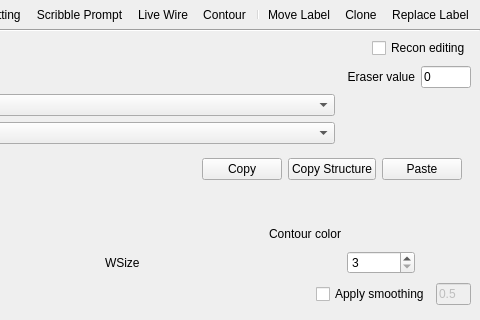
Above: freeview/ToolWindowEdit.ui from matheus-rech/freesurfer before the change; both pictures show x 331 to 811 and y 0 to 320 of the 811 by 1004 pixel window. Below: the same form after it.
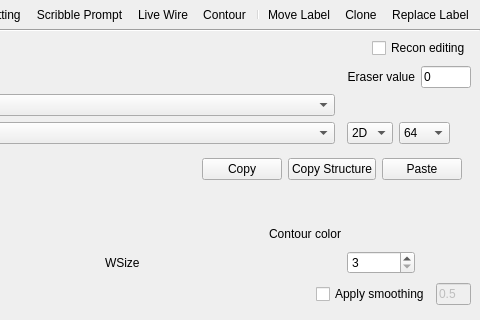
That is the form after the change. Icons and pictures are not drawn. Custom widgets are drawn as their Qt base class.

Diff of the .ui file:
```diff
--- a/freeview/ToolWindowEdit.ui
+++ b/freeview/ToolWindowEdit.ui
@@ -816,6 +816,54 @@
          </layout>
         </widget>
        </item>
+       <item row="4" column="5" colspan="2">
+        <layout class="QHBoxLayout" name="horizontalLayout_10">
+         <item>
+          <widget class="QComboBox" name="comboBoxSPDimension">
+           <item>
+            <property name="text">
+             <string>2D</string>
+            </property>
+           </item>
+           <item>
+            <property name="text">
+             <string>3D</string>
+            </property>
+           </item>
+          </widget>
+         </item>
+         <item>
+          <widget class="QComboBox" name="comboBoxSPMatrixSize">
+           <property name="currentText">
+            <string>128</string>
+           </property>
+           <item>
+            <property name="text">
+             <string>64</string>
+            </property>
+           </item>
+           <item>
+            <property name="text">
+             <string>128</string>
+            </property>
+           </item>
+          </widget>
+         </item>
+         <item>
+          <spacer name="horizontalSpacer_17">
+           <property name="orientation">
+            <enum>Qt::Horizontal</enum>
+           </property>
+           <property name="sizeHint" stdset="0">
+            <size>
+             <width>0</width>
+             <height>5</height>
+            </size>
+           </property>
+          </spacer>
+         </item>
+        </layout>
+       </item>
       </layout>
      </item>
      <item>
```
